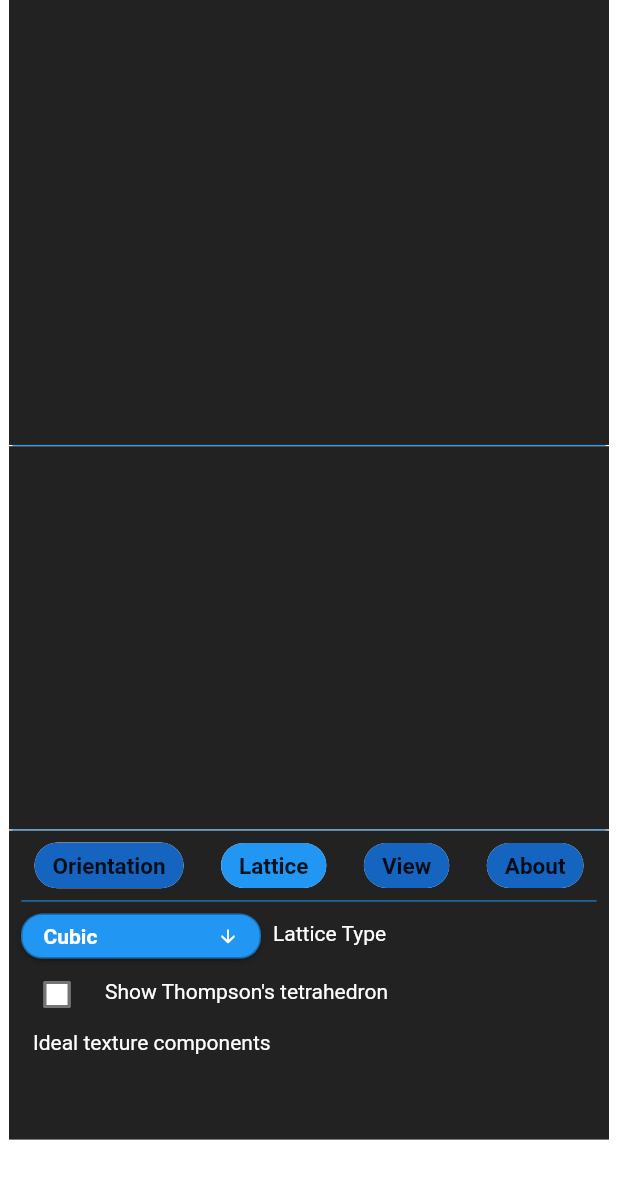
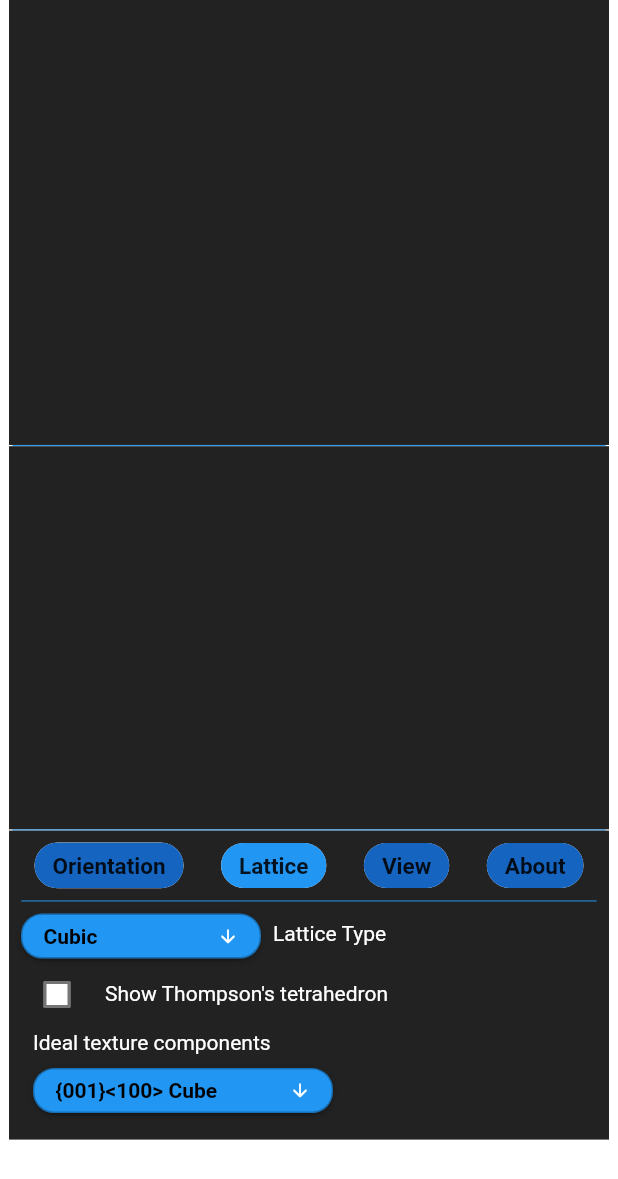
Before and after one commit to shivam-iitk/Crystal_pole_figure, a Flutter app: the screen it shows after launch, after a tap on "Lattice", on a phone screen of 412 x 824 dp. Shown: the top 1179 px of the screen. Run offline on Flutter 3.47's test engine with Material 2 defaults, Android fonts, the phone set to English and light mode, and no system bars; drawn by our look-alikes of dropdown_button2; our stand-ins replace responsive_sizer.

Commit message:
Completed lattice section

```diff
--- a/lib/lattice.dart
+++ b/lib/lattice.dart
@@ -2,14 +2,13 @@ import 'package:flutter/material.dart';
 import 'package:dropdown_button2/dropdown_button2.dart';
 
 String latticetype = "Cubic";
-String component = "Cubic";
+String component = "{001}<100> Cube";
 bool show = false;
 
 double hexc = 0.00;
 double orthoc = 0.00;
 double orthob = 0.00;
 double monoc = 0.00;
-
 
 final List<String> items = [
   'Cubic',
@@ -45,6 +44,8 @@ class lattice extends StatefulWidget {
 
 class _latticeState extends State<lattice> {
   int latticeIndex = 1;
+
+  int compIndex = 1;
   @override
   Widget build(BuildContext context) {
     Color getColor(Set<MaterialState> states) {
@@ -84,7 +85,7 @@ class _latticeState extends State<lattice> {
                           style: TextStyle(
                             fontSize: 14,
                             fontWeight: FontWeight.bold,
-                            color: Colors.white,
+                            color: Colors.black,
                           ),
                           overflow: TextOverflow.ellipsis,
                         ),
@@ -99,7 +100,7 @@ class _latticeState extends State<lattice> {
                               style: const TextStyle(
                                 fontSize: 14,
                                 fontWeight: FontWeight.bold,
-                                color: Colors.white,
+                                color: Colors.black,
                               ),
                               overflow: TextOverflow.ellipsis,
                             ),
@@ -162,6 +163,9 @@ class _latticeState extends State<lattice> {
                 Row(
                   children: [
                     Checkbox(
+                      activeColor: Colors.green,
+                      // mouseCursor: true,
+                      // fillColor: true,
                       checkColor: Colors.blue,
                       fillColor: MaterialStateProperty.resolveWith(getColor),
                       value: show,
@@ -172,7 +176,7 @@ class _latticeState extends State<lattice> {
                       },
                     ),
                     Padding(
-                      padding: const EdgeInsets.only(top: 5.0, left: 8.0),
+                      padding: const EdgeInsets.only(top: 8.0, left: 8.0),
                       child: Container(
                         height: 25,
                         width: 200,
@@ -198,89 +202,105 @@ class _latticeState extends State<lattice> {
                     ),
                   ),
                 ),
+                Padding(
+                  padding: const EdgeInsets.only(left: 8.0),
+                  child: Align(
+                    alignment: Alignment.centerLeft,
+                    child: DropdownButtonHideUnderline(
+                      child: DropdownButton2(
+                        isExpanded: true,
+                        hint: Row(
+                          children: const [
+                            Icon(
+                              Icons.list,
+                              size: 16,
+                              color: Colors.white,
+                            ),
+                            SizedBox(
+                              width: 4,
+                            ),
+                            SizedBox(
+                              child: Text(
+                                '{001}<100> Cube',
+                                style: TextStyle(
+                                  fontSize: 14,
+                                  fontWeight: FontWeight.bold,
+                                  color: Colors.black,
+                                ),
+                                overflow: TextOverflow.ellipsis,
+                              ),
+                            ),
+                          ],
+                        ),
+                        items: comp
+                            .map((item) => DropdownMenuItem<String>(
+                                  value: item,
+                                  child: Text(
+                                    item,
+                                    style: const TextStyle(
+                                      fontSize: 14,
+                                      fontWeight: FontWeight.bold,
+                                      color: Colors.black,
+                                    ),
+                                    overflow: TextOverflow.ellipsis,
+                                  ),
+                                ))
+                            .toList(),
+                        value: component,
+                        onChanged: (value) {
+                          setState(() {
+                            component = value as String;
+                            compIndex = comp.indexOf(component) + 1;
+                          });
+                        },
+                        icon: const Icon(Icons.arrow_downward_rounded),
+                        iconSize: 14,
+                        iconEnabledColor: Colors.white,
+                        iconDisabledColor: Colors.grey,
+                        buttonHeight: 30,
+                        buttonWidth: 200,
+                        buttonPadding:
+                            const EdgeInsets.only(left: 14, right: 14),
+                        buttonDecoration: BoxDecoration(
+                          borderRadius: BorderRadius.circular(14),
+                          border: Border.all(
+                            color: Colors.black26,
+                          ),
+                          color: Colors.blue,
+                        ),
+                        buttonElevation: 2,
+                        itemHeight: 30,
+                        itemPadding: const EdgeInsets.only(left: 14, right: 14),
+                        dropdownMaxHeight: 200,
+                        dropdownWidth: 220,
+                        dropdownPadding: null,
+                        dropdownDecoration: BoxDecoration(
+                          borderRadius: BorderRadius.circular(14),
+                          color: Colors.blue[800],
+                        ),
+                        dropdownElevation: 8,
+                        scrollbarRadius: const Radius.circular(40),
+                        scrollbarThickness: 6,
+                        scrollbarAlwaysShow: true,
+                        offset: const Offset(-20, 0),
+                      ),
+                    ),
+                  ),
+                ),
               ],
-            ),
-          if (latticeIndex == 2)
+            )
+          else if (latticeIndex == 2)
             Column(
               children: [],
             )
-          // DropdownButtonHideUnderline(
-          //   child: DropdownButton2(
-          //     isExpanded: true,
-          //     hint: Row(
-          //       children: const [
-          //         Icon(
-          //           Icons.list,
-          //           size: 16,
-          //           color: Colors.white,
-          //         ),
-          //         SizedBox(
-          //           width: 4,
-          //         ),
-          //         Expanded(
-          //           child: Text(
-          //             '{001}<100> Cube',
-          //             style: TextStyle(
-          //               fontSize: 14,
-          //               fontWeight: FontWeight.bold,
-          //               color: Colors.white,
-          //             ),
-          //             overflow: TextOverflow.ellipsis,
-          //           ),
-          //         ),
-          //       ],
-          //     ),
-          //     items: comp
-          //         .map((item) => DropdownMenuItem<String>(
-          //               value: component,
-          //               child: Text(
-          //                 component,
-          //                 style: const TextStyle(
-          //                   fontSize: 14,
-          //                   fontWeight: FontWeight.bold,
-          //                   color: Colors.white,
-          //                 ),
-          //                 overflow: TextOverflow.ellipsis,
-          //               ),
-          //             ))
-          //         .toList(),
-          //     value: component,
-          //     onChanged: (value) {
-          //       setState(() {
-          //         component = value as String;
-          //       });
-          //     },
-          //     icon: const Icon(Icons.arrow_downward_rounded),
-          //     iconSize: 14,
-          //     iconEnabledColor: Colors.white,
-          //     iconDisabledColor: Colors.grey,
-          //     buttonHeight: 30,
-          //     buttonWidth: 160,
-          //     buttonPadding: const EdgeInsets.only(left: 14, right: 14),
-          //     buttonDecoration: BoxDecoration(
-          //       borderRadius: BorderRadius.circular(14),
-          //       border: Border.all(
-          //         color: Colors.black26,
-          //       ),
-          //       color: Colors.blue,
-          //     ),
-          //     buttonElevation: 2,
-          //     itemHeight: 30,
-          //     itemPadding: const EdgeInsets.only(left: 14, right: 14),
-          //     dropdownMaxHeight: 200,
-          //     dropdownWidth: 160,
-          //     dropdownPadding: null,
-          //     dropdownDecoration: BoxDecoration(
-          //       borderRadius: BorderRadius.circular(14),
-          //       color: Colors.blue[800],
-          //     ),
-          //     dropdownElevation: 8,
-          //     scrollbarRadius: const Radius.circular(40),
-          //     scrollbarThickness: 6,
-          //     scrollbarAlwaysShow: true,
-          //     offset: const Offset(-20, 0),
-          //   ),
-          // ),
+          else if (latticeIndex == 3)
+            Column(
+              children: [],
+            )
+          else if (latticeIndex == 4)
+            Column(
+              children: [],
+            )
         ],
       ),
     );
--- a/lib/main.dart
+++ b/lib/main.dart
@@ -21,7 +21,7 @@ class _appScreenState extends State<appScreen> {
   Widget build(BuildContext context) {
     return MaterialApp(
       debugShowCheckedModeBanner: false,
-      theme: new ThemeData(scaffoldBackgroundColor: const Color(0x000000)),
+      theme: ThemeData(scaffoldBackgroundColor: const Color(0x000000)),
       home: ResponsiveSizer(builder: (context, orientation, screenType) {
         return Scaffold(
           resizeToAvoidBottomInset: false,
```
